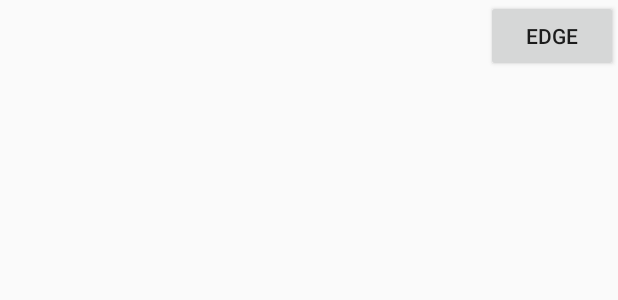
After one commit to superbiaYang/ImageProcessing, an Android app: the layout fragment_grayscale_morphology.xml on its own in the app's theme, with its tools: preview values and no code run, on a phone screen of 412 x 824 dp. The commit adds this screen. Shown: the top 300 px of the screen. Run offline under Robolectric (Android 15) with nearby library versions, the phone set to English and light mode, and no system bars.

Commit message:
Unfinished version, grayscale morphology edge detection

```diff
--- a/app/build.gradle
+++ b/app/build.gradle
@@ -11,7 +11,7 @@ android {
         versionName "1.0"
     }
     sourceSets.main.jni.srcDirs = []
-    sourceSets.main.jniLibs.srcDirs = ['src/main/jniLibs','sdk/opencv/libs']
+    sourceSets.main.jniLibs.srcDirs = ['src/main/jniLibs', 'sdk/opencv/libs']
     buildTypes {
         release {
             minifyEnabled false
@@ -25,4 +25,5 @@ dependencies {
     testCompile 'junit:junit:4.12'
     compile 'com.android.support:appcompat-v7:23.4.0'
     compile 'com.android.support:design:23.4.0'
+    compile 'com.android.support:support-v4:23.4.0'
 }
--- /dev/null
+++ b/app/src/main/res/layout/fragment_grayscale_morphology.xml
@@ -0,0 +1,14 @@
+<RelativeLayout xmlns:android="http://schemas.android.com/apk/res/android"
+    xmlns:tools="http://schemas.android.com/tools"
+    android:layout_width="match_parent"
+    android:layout_height="match_parent"
+    tools:context="view.fragment.GrayscaleMorphologyFragment">
+
+    <Button
+        android:id="@+id/edge_button"
+        android:layout_width="wrap_content"
+        android:layout_height="wrap_content"
+        android:layout_alignParentEnd="true"
+        android:layout_alignParentTop="true"
+        android:text="edge" />
+</RelativeLayout>
--- a/app/src/main/res/menu/activity_main_drawer.xml
+++ b/app/src/main/res/menu/activity_main_drawer.xml
@@ -46,6 +46,10 @@
                 android:id="@+id/menu_op_binary_morphology"
                 android:enabled="false"
                 android:title="Binary Morphology" />
+            <item
+                android:id="@+id/menu_op_grayscale_morphology"
+                android:enabled="false"
+                android:title="Grayscale Morphology" />
         </menu>
     </item>
 
```
Also changed, not shown: app/src/main/java/processor/OpenCV/GrayscaleMorphology.java (added, +12 -0 lines), app/src/main/java/superbiayang/imageprocessing/MainActivity.java (+17 -1 lines), app/src/main/java/view/fragment/GrayscaleMorphologyFragment.java (added, +118 -0 lines), 6 other files.
